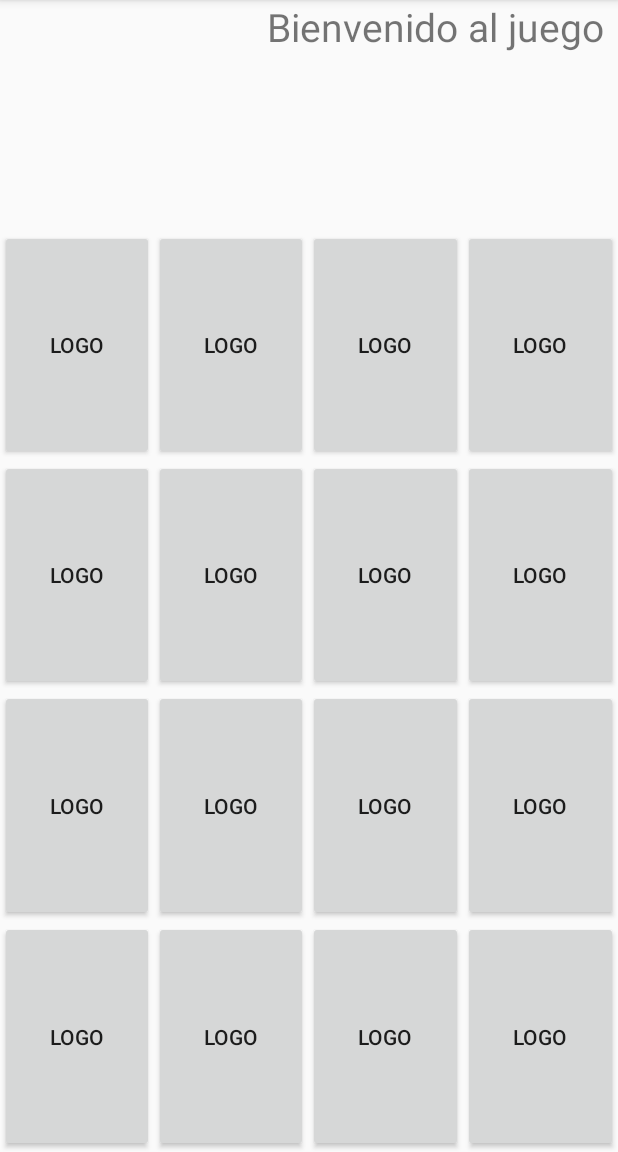
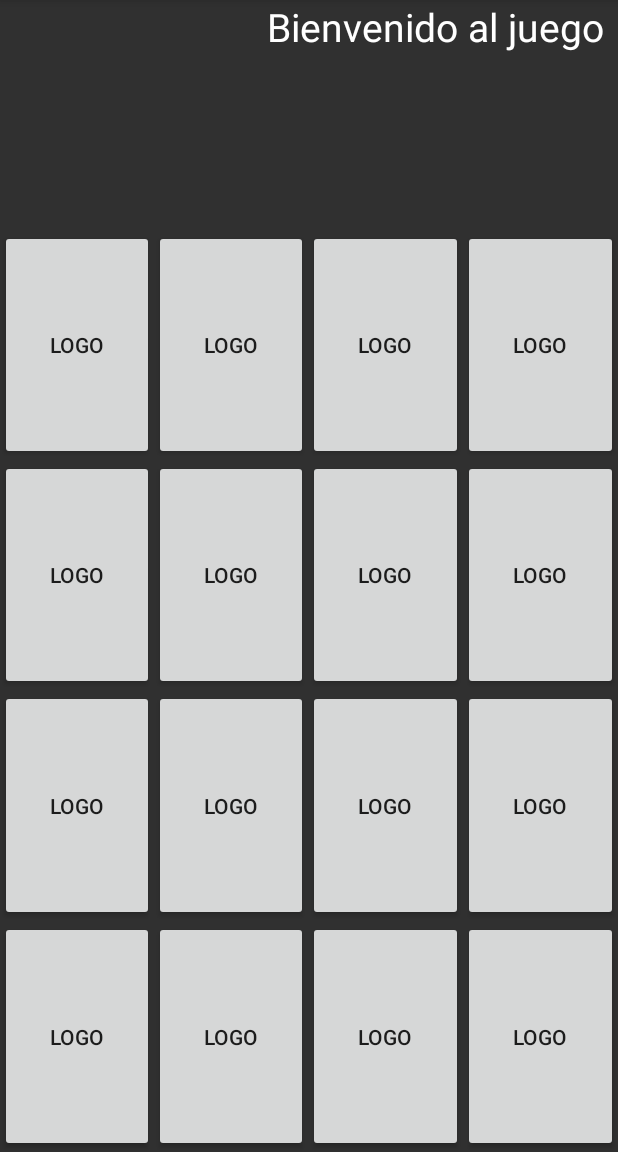
Before and after one commit to dann1609/JuegoDeMemoria, an Android app: the screen it shows after launch (MainActivity), on a phone screen of 412 x 824 dp, the part 84-1236 px from its top. Run offline under Robolectric (Android 15) with nearby library versions, the phone set to English and light mode, and no system bars.

Commit message:
Codigo Finalizado con Estilo mejorado

```diff
--- a/app/src/main/res/layout/activity_main.xml
+++ b/app/src/main/res/layout/activity_main.xml
@@ -3,7 +3,8 @@
     android:layout_width="match_parent"
     android:layout_height="match_parent"
     android:orientation="vertical"
-    tools:context=".MainActivity">
+    tools:context=".MainActivity"
+    android:background="@color/background_material_dark">
 
     <TextView android:text="@string/starttext"
         android:layout_width="match_parent"
@@ -13,7 +14,8 @@
         android:gravity="right"
         android:textSize="26sp"
         android:paddingRight="10sp"
-        android:paddingLeft="10sp"/>
+        android:paddingLeft="10sp"
+        android:textColor="@color/abc_primary_text_material_dark"/>
     <LinearLayout
         android:layout_width="match_parent"
         android:layout_height="0dp"
```
